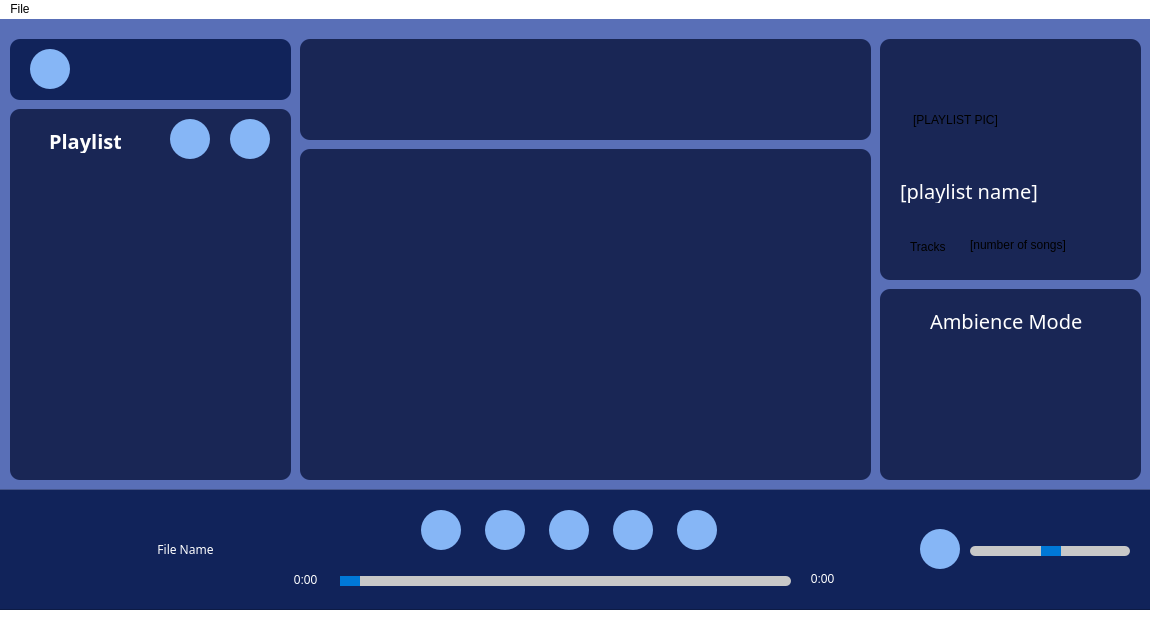
cenpnt/Symmo, file mainwindow.ui: the form before one commit.
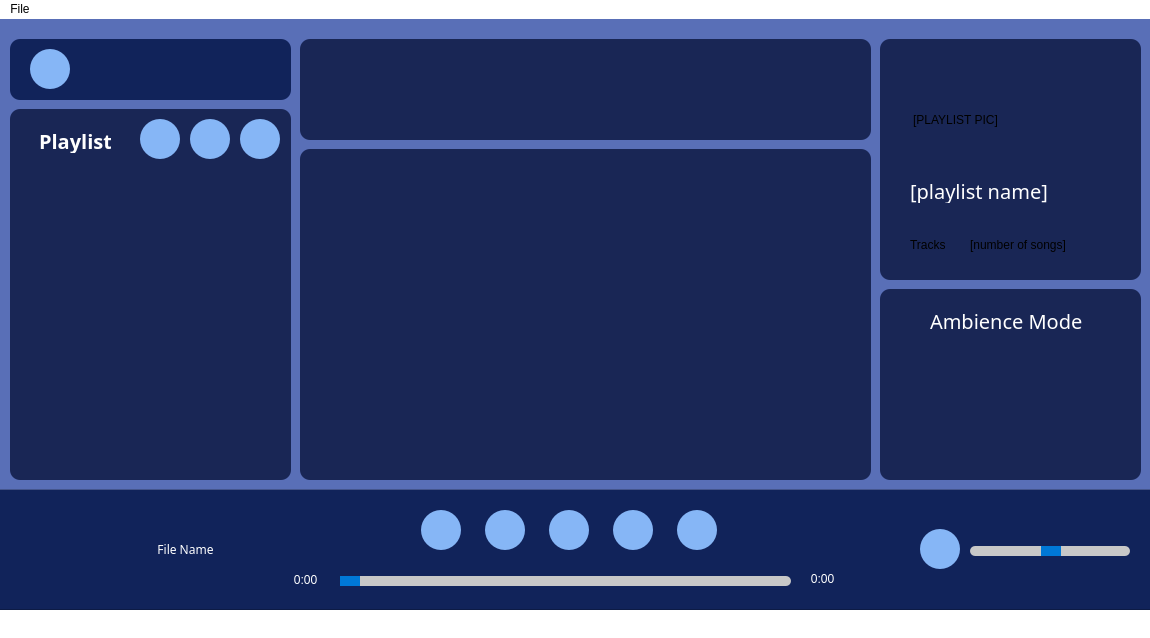
The form after the commit.

Commit message: add playlist feature and label when clicked

```diff
--- a/mainwindow.ui
+++ b/mainwindow.ui
@@ -403,7 +403,7 @@
      <widget class="QLabel" name="label_Playlist">
       <property name="geometry">
        <rect>
-        <x>40</x>
+        <x>30</x>
         <y>20</y>
         <width>71</width>
         <height>24</height>
@@ -432,7 +432,7 @@
      <widget class="QPushButton" name="pushButton_AddPlaylist">
       <property name="geometry">
        <rect>
-        <x>160</x>
+        <x>180</x>
         <y>10</y>
         <width>40</width>
         <height>40</height>
@@ -465,7 +465,7 @@
      <widget class="QPushButton" name="pushButton_RemovePlaylist">
       <property name="geometry">
        <rect>
-        <x>220</x>
+        <x>230</x>
         <y>10</y>
         <width>40</width>
         <height>40</height>
@@ -513,6 +513,39 @@
        <string notr="true">color: rgb(255, 255, 255);</string>
       </property>
      </widget>
+     <widget class="QPushButton" name="pushButton_Songs">
+      <property name="geometry">
+       <rect>
+        <x>130</x>
+        <y>10</y>
+        <width>40</width>
+        <height>40</height>
+       </rect>
+      </property>
+      <property name="maximumSize">
+       <size>
+        <width>40</width>
+        <height>40</height>
+       </size>
+      </property>
+      <property name="styleSheet">
+       <string notr="true">QPushButton {
+    border: none;
+    border-radius: 20px; /* Adjust the border-radius for a smaller circle */
+    background-color: #86B6F6;
+    color: rgb(52, 51, 64);
+    min-width: 40px;    /* Adjust the size of the button */
+    max-width: 40px;
+    min-height: 40px;
+    max-height: 40px;
+    padding: 0px;
+}
+</string>
+      </property>
+      <property name="text">
+       <string/>
+      </property>
+     </widget>
     </widget>
     <widget class="QFrame" name="frame_4">
      <property name="geometry">
@@ -629,7 +662,7 @@
      <widget class="QLabel" name="label_PlaylistName">
       <property name="geometry">
        <rect>
-        <x>20</x>
+        <x>30</x>
         <y>140</y>
         <width>141</width>
         <height>24</height>
@@ -682,9 +715,9 @@
       <property name="geometry">
        <rect>
         <x>30</x>
-        <y>200</y>
+        <y>196</y>
         <width>49</width>
-        <height>16</height>
+        <height>20</height>
        </rect>
       </property>
       <property name="text">
```
Left out of the diff: 10 changed lines with no effect on the pictures. The commit also changes 2 other files.
